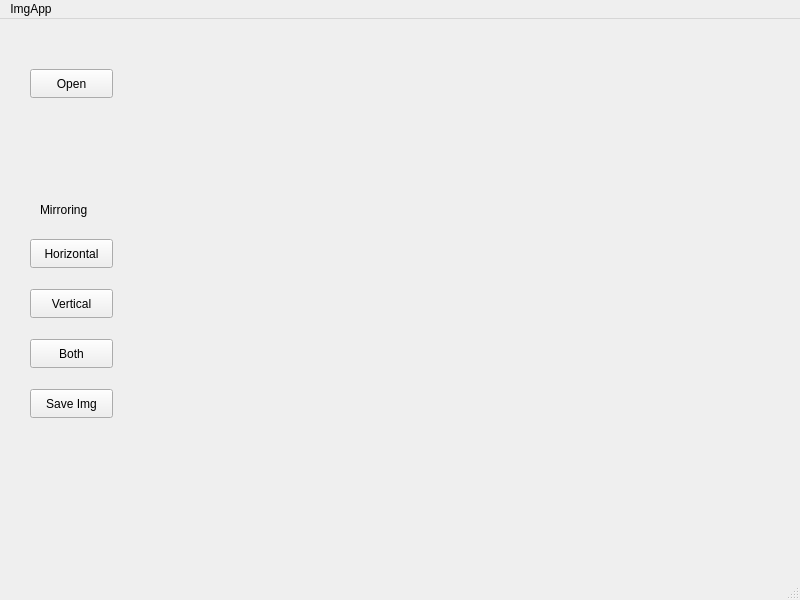
Qt form qt/mainwindow.ui (Edi013/ComputerVision) before a commit.
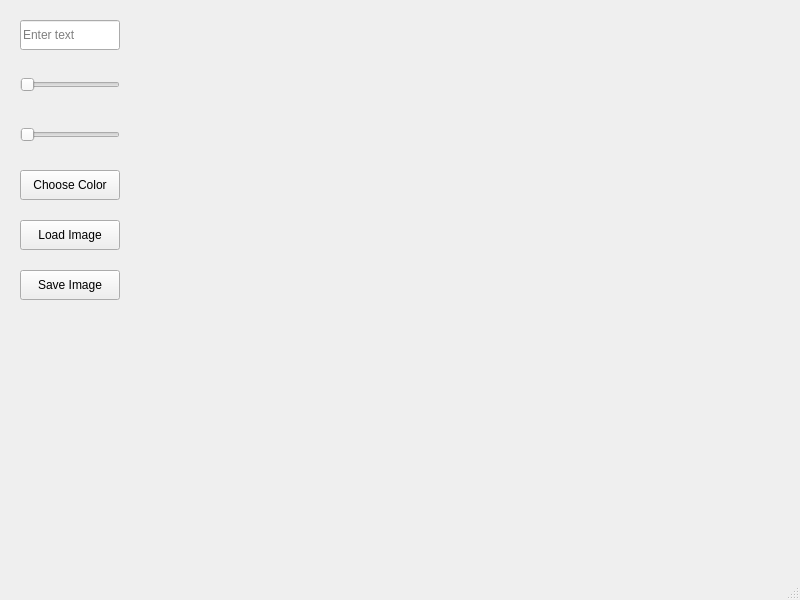
The same form after that commit.

```diff
--- a/qt/mainwindow.ui
+++ b/qt/mainwindow.ui
@@ -14,95 +14,95 @@
    <string>MainWindow</string>
   </property>
   <widget class="QWidget" name="centralwidget">
-   <widget class="QPushButton" name="openButton">
+   <widget class="QLabel" name="imageLabel">
     <property name="geometry">
      <rect>
-      <x>30</x>
-      <y>50</y>
-      <width>83</width>
-      <height>29</height>
-     </rect>
-    </property>
-    <property name="text">
-     <string>Open</string>
-    </property>
-   </widget>
-   <widget class="QLabel" name="photoLabel">
-    <property name="geometry">
-     <rect>
-      <x>142</x>
+      <x>150</x>
       <y>10</y>
-      <width>651</width>
-      <height>551</height>
+      <width>600</width>
+      <height>500</height>
      </rect>
     </property>
     <property name="text">
      <string/>
     </property>
    </widget>
-   <widget class="QPushButton" name="verticalFlipButton">
+   <widget class="QLineEdit" name="textEdit">
     <property name="geometry">
      <rect>
-      <x>30</x>
-      <y>270</y>
-      <width>83</width>
-      <height>29</height>
+      <x>20</x>
+      <y>20</y>
+      <width>100</width>
+      <height>30</height>
+     </rect>
+    </property>
+    <property name="placeholderText">
+     <string>Enter text</string>
+    </property>
+   </widget>
+   <widget class="QSlider" name="sizeSlider">
+    <property name="geometry">
+     <rect>
+      <x>20</x>
+      <y>70</y>
+      <width>100</width>
+      <height>30</height>
+     </rect>
+    </property>
+    <property name="orientation">
+     <enum>Qt::Horizontal</enum>
+    </property>
+   </widget>
+   <widget class="QSlider" name="thicknessSlider">
+    <property name="geometry">
+     <rect>
+      <x>20</x>
+      <y>120</y>
+      <width>100</width>
+      <height>30</height>
+     </rect>
+    </property>
+    <property name="orientation">
+     <enum>Qt::Horizontal</enum>
+    </property>
+   </widget>
+   <widget class="QPushButton" name="colorButton">
+    <property name="geometry">
+     <rect>
+      <x>20</x>
+      <y>170</y>
+      <width>100</width>
+      <height>30</height>
      </rect>
     </property>
     <property name="text">
-     <string>Vertical</string>
+     <string>Choose Color</string>
     </property>
    </widget>
    <widget class="QPushButton" name="horizontalFlipButton">
     <property name="geometry">
      <rect>
-      <x>30</x>
+      <x>20</x>
       <y>220</y>
-      <width>83</width>
-      <height>29</height>
+      <width>100</width>
+      <height>30</height>
      </rect>
     </property>
     <property name="text">
-     <string>Horizontal</string>
+     <string>Load Image</string>
     </property>
    </widget>
    <widget class="QPushButton" name="fullFlipButton">
     <property name="geometry">
      <rect>
-      <x>30</x>
-      <y>320</y>
-      <width>83</width>
-      <height>29</height>
+      <x>20</x>
+      <y>270</y>
+      <width>100</width>
+      <height>30</height>
      </rect>
     </property>
     <property name="text">
-     <string>Both</string>
-    </property>
-   </widget>
-   <widget class="QLabel" name="label">
-    <property name="geometry">
-     <rect>
-      <x>40</x>
-      <y>180</y>
-      <width>131</width>
-      <height>21</height>
-     </rect>
-    </property>
-    <property name="text">
-     <string>Mirroring</string>
-    </property>
-   </widget>
-   <widget class="QPushButton" name="saveImgButton">
-    <property name="geometry">
-     <rect>
-      <x>30</x>
-      <y>370</y>
-      <width>83</width>
-      <height>29</height>
-     </rect>
-    </property>
-    <property name="text">
-     <string>Save Img</string>
+     <string>Save Image</string>
     </property>
    </widget>
   </widget>
@@ -115,12 +115,6 @@
      <height>25</height>
     </rect>
    </property>
-   <widget class="QMenu" name="menuImgApp">
-    <property name="title">
-     <string>ImgApp</string>
-    </property>
-   </widget>
-   <addaction name="menuImgApp"/>
   </widget>
   <widget class="QStatusBar" name="statusbar"/>
  </widget>
```
Left out of the diff: 4 changed lines with no effect on the pictures.
